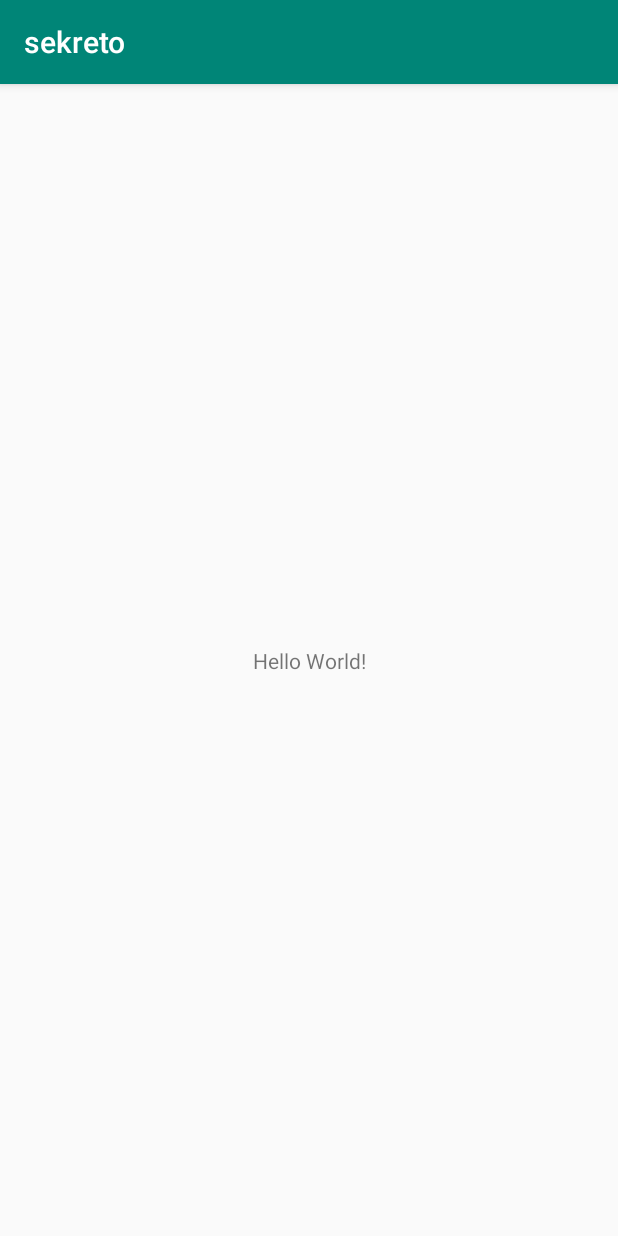
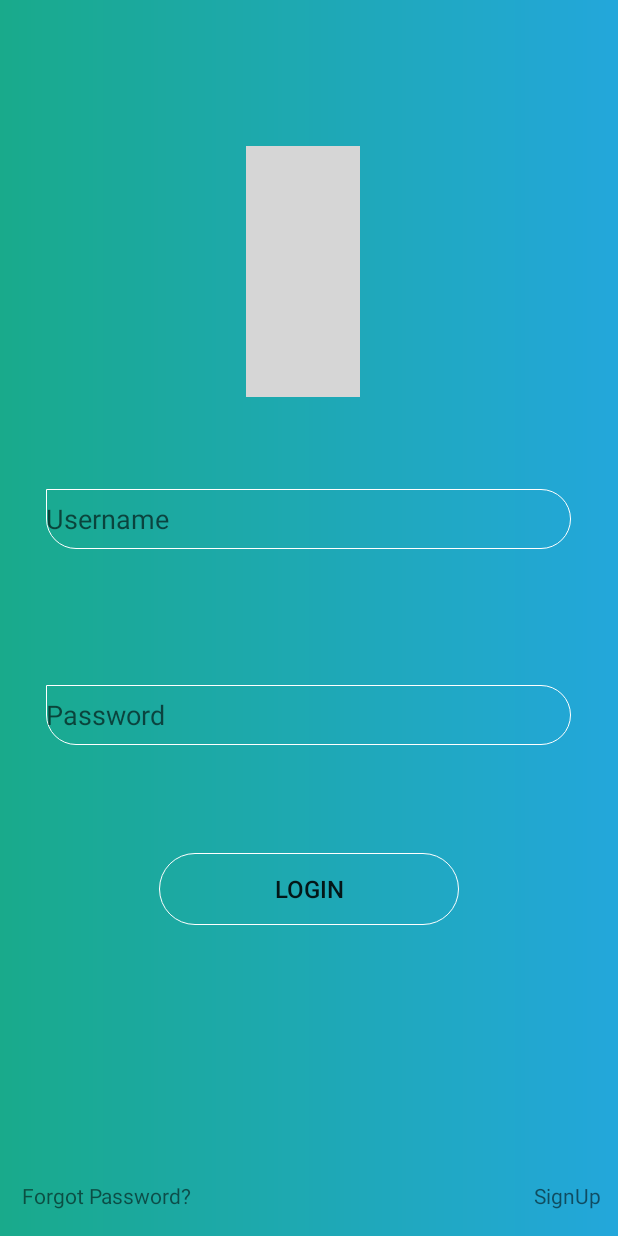
Before and after one commit to iqbalcrat/sekreto, an Android app: the screen it shows after launch (MainActivity), on a phone screen of 412 x 824 dp. Run offline under Robolectric (Android 15) with nearby library versions, the phone set to English and light mode, and no system bars; grey boxes are pictures that could not be loaded.

Commit message:
Second commit Changes : Created Login UI Date: 13-06-2019

```diff
--- /dev/null
+++ b/app/src/main/res/drawable/button_bg.xml
@@ -0,0 +1,13 @@
+<?xml version="1.0" encoding="utf-8"?>
+<?xml version="1.0" encoding="utf-8"?>
+<shape xmlns:android="http://schemas.android.com/apk/res/android"
+    android:shape="rectangle" android:visible="true" >
+
+
+    <corners android:radius="30dp"
+        ></corners>
+    <stroke android:color="@color/white" android:width="0.9dp"></stroke>
+
+
+
+</shape>
--- /dev/null
+++ b/app/src/main/res/drawable/grad_bg.xml
@@ -0,0 +1,11 @@
+<shape xmlns:android="http://schemas.android.com/apk/res/android"
+    android:shape="rectangle">
+
+    <gradient android:startColor="@color/gradient_start"
+        android:endColor="@color/gradient_end"
+        android:angle="0"
+        android:type="linear"></gradient>
+
+
+
+</shape>
--- /dev/null
+++ b/app/src/main/res/drawable/textview_shape.xml
@@ -0,0 +1,15 @@
+<?xml version="1.0" encoding="utf-8"?>
+<shape xmlns:android="http://schemas.android.com/apk/res/android"
+    android:shape="rectangle" android:visible="true" >
+
+
+    <corners android:bottomLeftRadius="30dp"
+        android:topLeftRadius="0dp"
+        android:topRightRadius="30dp"
+        android:bottomRightRadius="30dp"
+        ></corners>
+<stroke android:color="@color/white" android:width="0.5dp"></stroke>
+
+
+
+</shape>
--- a/app/src/main/res/layout/activity_main.xml
+++ b/app/src/main/res/layout/activity_main.xml
@@ -1,18 +1,101 @@
 <?xml version="1.0" encoding="utf-8"?>
-<android.support.constraint.ConstraintLayout xmlns:android="http://schemas.android.com/apk/res/android"
-    xmlns:app="http://schemas.android.com/apk/res-auto"
+<android.support.constraint.ConstraintLayout
+    xmlns:android="http://schemas.android.com/apk/res/android"
+
     xmlns:tools="http://schemas.android.com/tools"
     android:layout_width="match_parent"
     android:layout_height="match_parent"
-    tools:context=".MainActivity">
+    tools:context=".MainActivity"
+    android:background="@drawable/grad_bg">
 
-    <TextView
-        android:layout_width="wrap_content"
-        android:layout_height="wrap_content"
-        android:text="Hello World!"
-        app:layout_constraintBottom_toBottomOf="parent"
-        app:layout_constraintLeft_toLeftOf="parent"
-        app:layout_constraintRight_toRightOf="parent"
-        app:layout_constraintTop_toTopOf="parent" />
+    <RelativeLayout
+        android:layout_width="match_parent"
+        android:layout_height="match_parent"
+        tools:layout_editor_absoluteX="131dp"
+        tools:layout_editor_absoluteY="482dp">
+
+
+        <ImageView
+            android:id="@+id/icon"
+            android:layout_width="85dp"
+            android:layout_height="85dp"
+            android:layout_alignParentStart="true"
+            android:layout_alignParentLeft="true"
+            android:layout_alignParentTop="true"
+            android:layout_alignParentEnd="true"
+            android:layout_alignParentRight="true"
+            android:layout_alignParentBottom="true"
+            android:layout_marginStart="164dp"
+            android:layout_marginLeft="164dp"
+            android:layout_marginTop="97dp"
+            android:layout_marginEnd="172dp"
+            android:layout_marginRight="172dp"
+            android:layout_marginBottom="559dp"
+            android:foregroundGravity="center"
+            android:src="@drawable/anonymous" />
+
+        <EditText
+            android:id="@+id/uname"
+            android:layout_width="350dp"
+            android:layout_height="40dp"
+            android:layout_alignParentBottom="true"
+            android:layout_centerHorizontal="true"
+            android:layout_marginTop="34dp"
+            android:layout_marginBottom="458dp"
+            android:background="@drawable/textview_shape"
+            android:hint="Username" />
+
+        <EditText
+            android:id="@+id/password"
+            android:layout_width="350dp"
+            android:layout_height="40dp"
+            android:layout_alignParentBottom="true"
+            android:layout_centerHorizontal="true"
+            android:layout_marginBottom="327dp"
+            android:background="@drawable/textview_shape"
+            android:hint="Password" />
+
+
+        <Button
+            android:id="@+id/login_btn"
+            android:layout_width="200dp"
+            android:layout_height="wrap_content"
+            android:layout_alignParentEnd="true"
+            android:layout_alignParentRight="true"
+            android:layout_alignParentBottom="true"
+            android:layout_marginEnd="106dp"
+            android:layout_marginRight="106dp"
+            android:layout_marginBottom="207dp"
+            android:background="@drawable/button_bg"
+            android:text="Login"
+            android:textSize="16sp"
+
+            />
+
+        <TextView
+            android:layout_width="wrap_content"
+            android:layout_height="wrap_content"
+            android:layout_alignParentEnd="true"
+            android:layout_alignParentRight="true"
+            android:layout_alignParentBottom="true"
+            android:layout_marginEnd="284dp"
+            android:layout_marginRight="284dp"
+            android:layout_marginBottom="17dp"
+            android:text="Forgot Password?"
+            android:id="@+id/forget_password"/>
+
+        <TextView
+            android:layout_width="wrap_content"
+            android:layout_height="wrap_content"
+            android:layout_alignParentEnd="true"
+            android:layout_alignParentRight="true"
+            android:layout_alignParentBottom="true"
+            android:layout_marginEnd="11dp"
+            android:layout_marginRight="11dp"
+            android:layout_marginBottom="17dp"
+            android:text="SignUp"
+            android:id="@+id/sign_up"/>
+
+    </RelativeLayout>
 
 </android.support.constraint.ConstraintLayout>
--- a/app/src/main/res/values/colors.xml
+++ b/app/src/main/res/values/colors.xml
@@ -1,6 +1,10 @@
 <?xml version="1.0" encoding="utf-8"?>
 <resources>
-    <color name="colorPrimary">#008577</color>
-    <color name="colorPrimaryDark">#00574B</color>
-    <color name="colorAccent">#D81B60</color>
+    <color name="colorPrimary">#23A7DB</color>
+    <color name="colorPrimaryDark">#23A7DB</color>
+    <color name="colorAccent">#FFFFFF</color>
+    <color name="white">#FFFFFF</color>
+    <color name="transparent">#000000</color>
+    <color name="gradient_start">#19AA8B</color>
+    <color name="gradient_end">#23A7DB</color>
 </resources>
--- a/app/src/main/res/values/styles.xml
+++ b/app/src/main/res/values/styles.xml
@@ -1,7 +1,7 @@
 <resources>
 
     <!-- Base application theme. -->
-    <style name="AppTheme" parent="Theme.AppCompat.Light.DarkActionBar">
+    <style name="AppTheme" parent="Theme.AppCompat.Light.NoActionBar">
         <!-- Customize your theme here. -->
         <item name="colorPrimary">@color/colorPrimary</item>
         <item name="colorPrimaryDark">@color/colorPrimaryDark</item>
```
